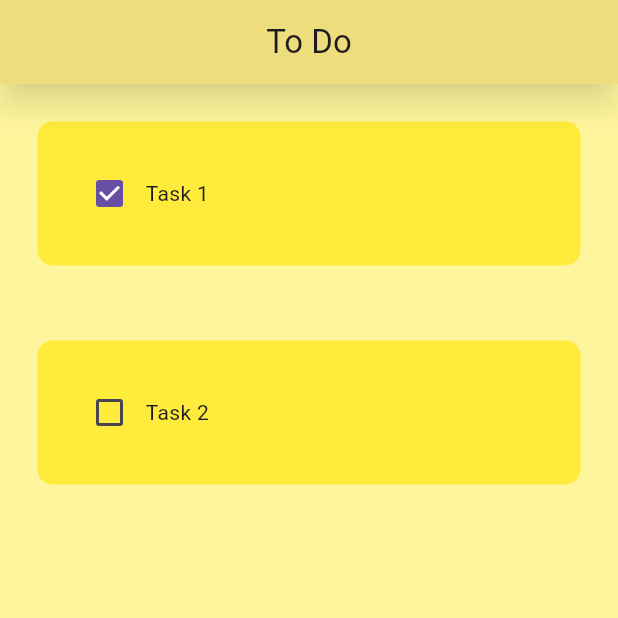
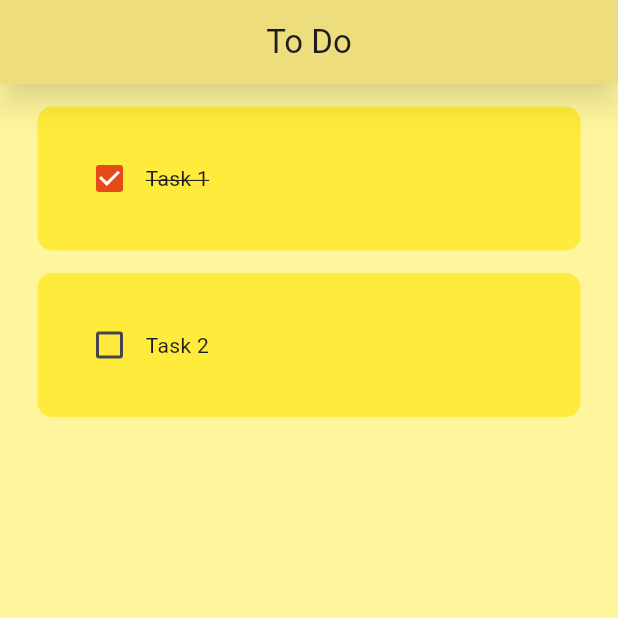
Before and after one commit to qguillaume/todolist, a Flutter app: the screen it shows after launch, on a phone screen of 412 x 824 dp, the top half of it. Run offline on Flutter 3.47's test engine with Material 3 defaults, Android fonts, the phone set to English and light mode, and no system bars.

Commit message:
add working checkboxes with linethrough bar on completed tasks

```diff
--- a/lib/main.dart
+++ b/lib/main.dart
@@ -10,10 +10,6 @@ class MyApp extends StatelessWidget {
 
   @override
   Widget build(BuildContext context) {
-    return MaterialApp(
-      debugShowCheckedModeBanner: false,
-      home: HomePage(),
-      theme: ThemeData(primarySwatch: Colors.deepOrange),
-    );
+    return MaterialApp(debugShowCheckedModeBanner: false, home: HomePage());
   }
 }
--- a/lib/pages/home_page.dart
+++ b/lib/pages/home_page.dart
@@ -9,6 +9,17 @@ class HomePage extends StatefulWidget {
 }
 
 class _HomePageState extends State<HomePage> {
+  List toDoList = [
+    ["Task 1", true],
+    ["Task 2", false],
+  ];
+
+  void checkBoxChanged(bool? value, int index) {
+    setState(() {
+      toDoList[index][1] = !toDoList[index][1];
+    });
+  }
+
   @override
   Widget build(BuildContext context) {
     return Scaffold(
@@ -18,18 +29,19 @@ class _HomePageState extends State<HomePage> {
         backgroundColor: Colors.yellow[300],
         centerTitle: true,
         elevation: 8, // Augmente l'effet d'ombre
-        shadowColor: Colors.black54, // Assombrit l'ombre pour qu'elle soit plus visible
+        shadowColor:
+            Colors.black54, // Assombrit l'ombre pour qu'elle soit plus visible
       ),
-      body: ListView(
-        children: [
-          ToDoTile(taskName: "Task 1", taskCompleted: true, onChanged: (p0) {
-
-          },),
-          ToDoTile(taskName: "Task 2", taskCompleted: false, onChanged: (p0) {
-
-          },),
-        ],
-      )
+      body: ListView.builder(
+        itemCount: toDoList.length,
+        itemBuilder: (context, index) {
+          return ToDoTile(
+            taskName: toDoList[index][0],
+            taskCompleted: toDoList[index][1],
+            onChanged: (value) => checkBoxChanged(value, index),
+          );
+        },
+      ),
     );
   }
 }
--- a/lib/utils/todo_tile.dart
+++ b/lib/utils/todo_tile.dart
@@ -5,7 +5,7 @@ class ToDoTile extends StatelessWidget {
   final bool taskCompleted;
   final Function(bool?)? onChanged;
 
-  ToDoTile({
+  const ToDoTile({
     super.key,
     required this.taskName,
     required this.taskCompleted,
@@ -15,22 +15,32 @@ class ToDoTile extends StatelessWidget {
   @override
   Widget build(BuildContext context) {
     return Padding(
-      padding: EdgeInsets.all(25),
+      padding: EdgeInsets.only(left: 25, right: 25, top: 15),
       child: Container(
         padding: EdgeInsets.all(24),
-        child: Row(children: [
-          Checkbox(value: taskCompleted, onChanged: onChanged),
-          Text(taskName),
-        ],
-        ),
-
-
         decoration: BoxDecoration(
           color: Colors.yellow,
-          borderRadius: BorderRadius.circular(10)
-        )
+          borderRadius: BorderRadius.circular(10),
+        ),
+        child: Row(
+          children: [
+            Checkbox(
+              value: taskCompleted,
+              onChanged: onChanged,
+              activeColor: Colors.deepOrange[700],
+            ),
+            Text(
+              taskName,
+              style: TextStyle(
+                decoration:
+                    taskCompleted
+                        ? TextDecoration.lineThrough
+                        : TextDecoration.none,
+              ),
+            ),
+          ],
+        ),
       ),
     );
-
   }
 }
```
